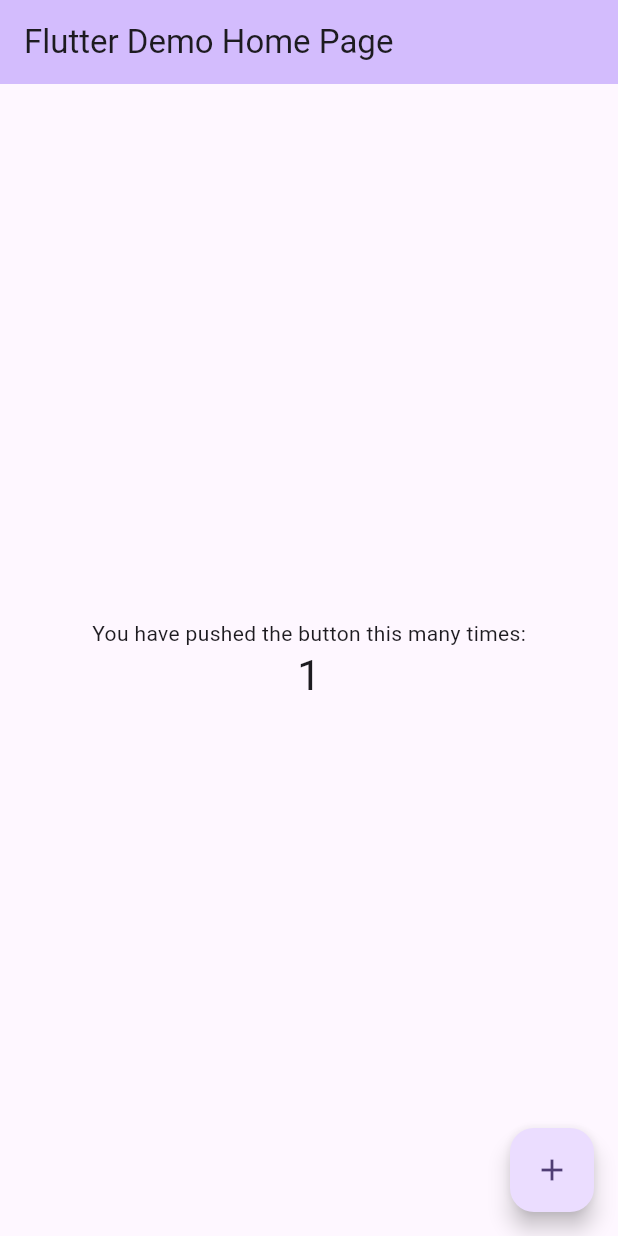
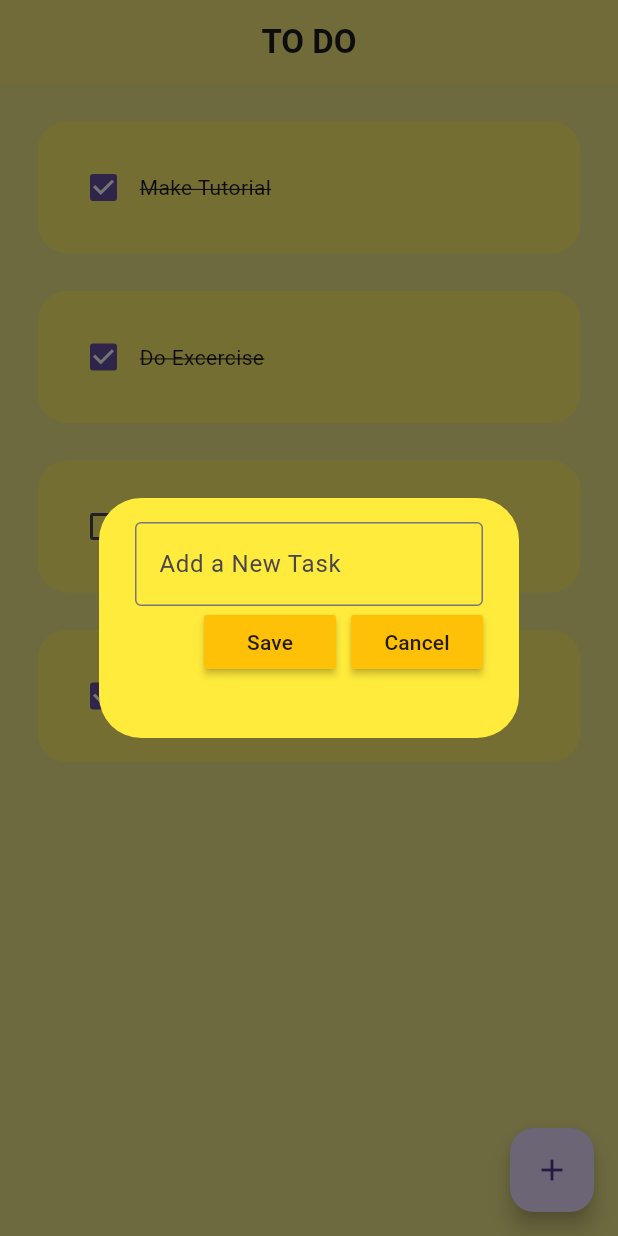
Before and after one commit to vaibhavarora102/practice, a Flutter app: the screen it shows after launch, after a tap on the "add" icon, on a phone screen of 412 x 824 dp. Run offline on Flutter 3.47's test engine with Material 3 defaults, Android fonts, the phone set to English and light mode, and no system bars; drawn by our look-alikes of flutter_slidable.

Commit message:
changes for ToDo

```diff
--- a/flutter/toDo/to_do_app/lib/main.dart
+++ b/flutter/toDo/to_do_app/lib/main.dart
@@ -1,87 +1,19 @@
 import 'package:flutter/material.dart';
-
+import 'package:to_do_app/pages/home_page.dart';
 void main() {
   runApp(const MyApp());
 }
-
 class MyApp extends StatelessWidget {
   const MyApp({super.key});
 
-  // This widget is the root of your application.
   @override
   Widget build(BuildContext context) {
     return MaterialApp(
-      title: 'Flutter Demo',
-      theme: ThemeData(
-        // This is the theme of your application.
-        //
-        // TRY THIS: Try running your application with "flutter run". You'll see
-        // the application has a purple toolbar. Then, without quitting the app,
-        // try changing the seedColor in the colorScheme below to Colors.green
-        // and then invoke "hot reload" (save your changes or press the "hot
-        // reload" button in a Flutter-supported IDE, or press "r" if you used
-        // the command line to start the app).
-        //
-        // Notice that the counter didn't reset back to zero; the application
-        // state is not lost during the reload. To reset the state, use hot
-        // restart instead.
-        //
-        // This works for code too, not just values: Most code changes can be
-        // tested with just a hot reload.
-        colorScheme: ColorScheme.fromSeed(seedColor: Colors.deepPurple),
-        useMaterial3: true,
-      ),
-      home: const MyHomePage(title: 'Flutter Demo Home Page'),
+      home: const HomePage(),
+      theme: ThemeData(primarySwatch: Colors.yellow,
+      appBarTheme: const AppBarTheme(
+        backgroundColor: Color.fromARGB(255, 246, 234, 124),
+      ))
     );
   }
 }
-
-class MyHomePage extends StatefulWidget {
-  const MyHomePage({super.key, required this.title});
-
-
-  final String title;
-
-  @override
-  State<MyHomePage> createState() => _MyHomePageState();
-}
-
-class _MyHomePageState extends State<MyHomePage> {
-  int _counter = 0;
-
-  void _incrementCounter() {
-    setState(() {
-      _counter++;
-    });
-  }
-
-  @override
-  Widget build(BuildContext context) {
-
-    return Scaffold(
-      appBar: AppBar(
-        backgroundColor: Theme.of(context).colorScheme.inversePrimary,
-        title: Text(widget.title),
-      ),
-      body: Center(
-        child: Column(
-          mainAxisAlignment: MainAxisAlignment.center,
-          children: <Widget>[
-            const Text(
-              'You have pushed the button this many times:',
-            ),
-            Text(
-              '$_counter',
-              style: Theme.of(context).textTheme.headlineMedium,
-            ),
-          ],
-        ),
-      ),
-      floatingActionButton: FloatingActionButton(
-        onPressed: _incrementCounter,
-        tooltip: 'Increment',
-        child: const Icon(Icons.add),
-      ), // This trailing comma makes auto-formatting nicer for build methods.
-    );
-  }
-}
--- /dev/null
+++ b/flutter/toDo/to_do_app/lib/pages/home_page.dart
@@ -0,0 +1,81 @@
+import 'package:flutter/material.dart';
+import 'package:to_do_app/utils/dialog_box.dart';
+import 'package:to_do_app/utils/todo_tile.dart';
+
+class HomePage extends StatefulWidget {
+  const HomePage({super.key});
+
+  @override
+  State<HomePage> createState() => _HomePageState();
+}
+
+class _HomePageState extends State<HomePage> {
+  final _controller = TextEditingController();
+  // save task
+  void saveNewTask(){
+    setState(() {
+      toDoList.add([_controller.text, false]);
+      _controller.clear();
+    });
+    Navigator.of(context).pop();
+  }
+
+  // Void Delete Task
+  void deleteTask(index){
+    setState(() {
+      toDoList.removeAt(index);
+    });
+  }
+
+  List toDoList = [
+    ["Make Tutorial", true],
+    ["Do Excercise", true],
+    ["Learn Python", false],
+    ["Design Tourism APP", true],
+  ];
+  void checkboxChanged(bool? value, int index){
+    setState(() {
+      toDoList[index][1] = !toDoList[index][1];
+    });
+  }
+
+  void createNewTask(){
+    showDialog(
+      context: context,
+      builder: (context) {
+        return DialogBox(
+          controller: _controller,
+          onSave: saveNewTask,
+          onCancel: () => Navigator.of(context).pop(),
+        );
+      },
+    );
+  }
+
+  @override
+  Widget build(BuildContext context) {
+    return Scaffold(
+      backgroundColor: const Color.fromARGB(255, 239, 230, 139),
+      appBar: AppBar(
+        title: const Text("TO DO",
+        style: TextStyle(fontWeight: FontWeight.bold),),
+        centerTitle: true,
+      ),
+      floatingActionButton: FloatingActionButton(
+        onPressed: createNewTask,
+        child: const Icon(Icons.add),
+        ),
+      body: ListView.builder(
+        itemCount: toDoList.length,
+        itemBuilder: (context, index){
+          return TodoTile(
+            taskName: toDoList[index][0],
+            taskCompleted: toDoList[index][1],
+            onChanged: (value) => checkboxChanged(value, index),
+            deleteFuntion: (context) => deleteTask(index)
+            );
+        },
+      ),
+    );
+  }
+}
--- /dev/null
+++ b/flutter/toDo/to_do_app/lib/utils/dialog_box.dart
@@ -0,0 +1,51 @@
+import 'package:flutter/material.dart';
+import 'package:to_do_app/utils/my_button.dart';
+
+
+class DialogBox extends StatelessWidget {
+  final controller;
+  VoidCallback onSave;
+  VoidCallback onCancel;
+  DialogBox({
+    super.key,
+    required this.controller,
+    required this.onSave,
+    required this.onCancel
+    });
+
+  @override
+  Widget build(BuildContext context) {
+    return AlertDialog(
+      backgroundColor: Colors.yellow,
+      content: SizedBox(
+        height: 120,
+        child: Column(
+          children: [
+            // TextField
+            TextField(
+              controller: controller,
+              decoration: const InputDecoration(
+                border: OutlineInputBorder(),
+                hintText: "Add a New Task",
+              ),
+            ),
+
+            // button
+            Row(
+              mainAxisAlignment: MainAxisAlignment.end,
+              children: [
+                // save
+                MyButton(text: "Save",onPressed: onSave,),
+
+                const SizedBox(width: 10),
+                // Cancel
+                MyButton(text: "Cancel",onPressed: onCancel,)
+              ],
+            )
+
+          ],
+        ),
+      )
+    );
+  }
+}
--- /dev/null
+++ b/flutter/toDo/to_do_app/lib/utils/my_button.dart
@@ -0,0 +1,20 @@
+import 'package:flutter/material.dart';
+
+class MyButton extends StatelessWidget {
+  final String text;
+  VoidCallback onPressed;
+
+  MyButton({
+    super.key,
+    required this.text,
+    required this.onPressed});
+
+  @override
+  Widget build(BuildContext context) {
+    return MaterialButton(
+      onPressed: onPressed,
+      color: Colors.amber,
+      child: Text(text),
+    );
+  }
+}
--- /dev/null
+++ b/flutter/toDo/to_do_app/lib/utils/todo_tile.dart
@@ -0,0 +1,60 @@
+import 'package:flutter/material.dart';
+import 'package:flutter_slidable/flutter_slidable.dart';
+
+class TodoTile extends StatelessWidget {
+  final String taskName;
+  final bool taskCompleted;
+
+  Function(bool?)?onChanged;
+  Function(BuildContext)? deleteFuntion;
+
+
+  TodoTile({
+    super.key,
+    required this.taskName,
+    required this.taskCompleted,
+    required this.onChanged,
+    required this.deleteFuntion
+    });
+
+  @override
+  Widget build(BuildContext context) {
+    return Padding(
+      padding: const EdgeInsets.only(top: 25, left: 25, right: 25),
+      child: Slidable(
+        endActionPane: ActionPane(
+          motion: const StretchMotion(),
+          children: [
+            SlidableAction(
+              onPressed: deleteFuntion,
+              icon: Icons.delete,
+              backgroundColor: const Color.fromARGB(255, 248, 139, 139),
+            )
+          ]),
+        child: Container(
+          padding: const EdgeInsets.all(20),
+          decoration: BoxDecoration(
+            color: const Color.fromARGB(255, 255, 240, 108),
+            borderRadius: BorderRadius.circular(20)
+            ),
+          child: Row(
+            children: [
+              // checkbox
+              Checkbox(value: taskCompleted, onChanged: onChanged),
+
+              // task name
+              Text(
+                taskName,
+                style: TextStyle(
+                  decoration: taskCompleted
+                  ? TextDecoration.lineThrough
+                  :TextDecoration.none
+                  ),),
+            ],
+          ),
+
+        ),
+      ),
+    );
+  }
+}
--- a/flutter/toDo/to_do_app/pubspec.yaml
+++ b/flutter/toDo/to_do_app/pubspec.yaml
@@ -35,6 +35,7 @@ dependencies:
   # The following adds the Cupertino Icons font to your application.
   # Use with the CupertinoIcons class for iOS style icons.
   cupertino_icons: ^1.0.8
+  flutter_slidable: ^3.1.1
 
 dev_dependencies:
   flutter_test:
```
Also changed, not shown: flutter/toDo/to_do_app/flutter_01.png (added), flutter/toDo/to_do_app/pubspec.lock.
